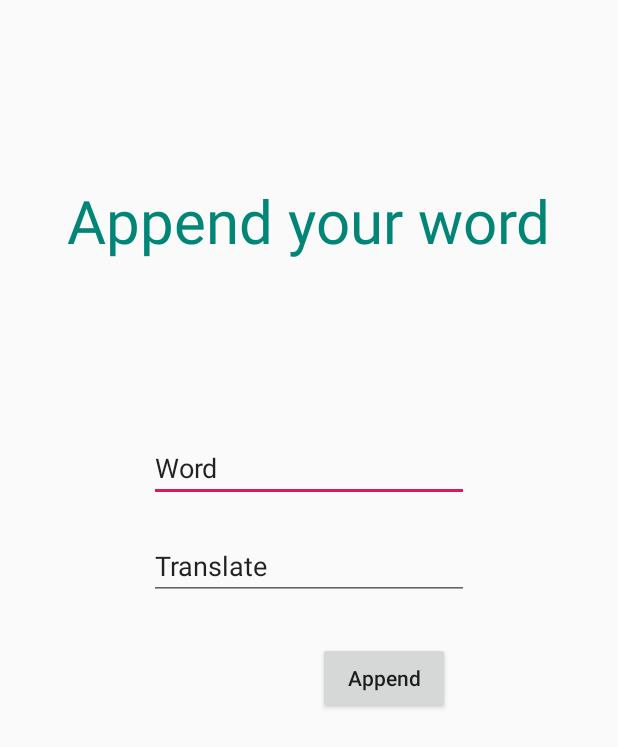
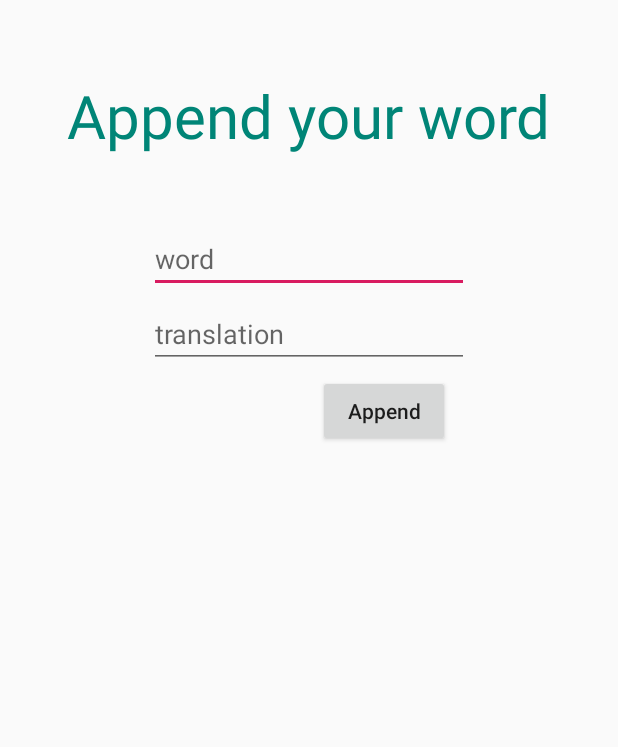
Before and after one commit to KriTiKall/4Android, an Android app: the layout activity_append.xml on its own in the app's theme, with its tools: preview values and no code run, on a phone screen of 412 x 824 dp. Shown: the top 747 px of the screen. Run offline under Robolectric (Android 15) with nearby library versions, the phone set to English and light mode, and no system bars.

Commit message:
change maket + append DaoRepository

```diff
--- a/app/src/main/java/com/example/android_translator/domain/data_perform/TranslationField.java
+++ b/app/src/main/java/com/example/android_translator/domain/data_perform/TranslationField.java
@@ -8,10 +8,9 @@ import com.google.gson.annotations.SerializedName;
 @Entity
 public class TranslationField {
 
-    @PrimaryKey
+    @PrimaryKey(autoGenerate = true)
     private int id;
     private String word;
-    @SerializedName("text")
     private String translation;
 
     public TranslationField(int id, String word, String translation) {
--- a/app/src/main/java/com/example/android_translator/domain/data_perform/TranslationFieldMockItems.java
+++ b/app/src/main/java/com/example/android_translator/domain/data_perform/TranslationFieldMockItems.java
@@ -16,7 +16,7 @@ public class TranslationFieldMockItems implements MockItems<TranslationField> {
     public List<TranslationField> getList(int length) {
         List<TranslationField> list = new ArrayList();
         for (int i = 0; i < length; i++)
-            list.add(new TranslationField(i, "concurrency", Arrays.asList("совпадения")));
+            list.add(new TranslationField(i, "concurrency", "совпадения"));
         return list;
     }
 }
--- a/app/src/main/java/com/example/android_translator/domain/deprecated/MockTranslateUseCase.java
+++ b/app/src/main/java/com/example/android_translator/domain/deprecated/MockTranslateUseCase.java
@@ -8,6 +8,6 @@ public class MockTranslateUseCase implements TranslateUseCase {
 
     @Override
     public TranslationField translate(String word) {
-        return new TranslationField(123, word, Collections.singletonList(word + ":translate"));
+        return new TranslationField(123, word, word + ":translate");
     }
 }
--- a/app/src/main/java/com/example/android_translator/entety/YandexTranslateService.java
+++ b/app/src/main/java/com/example/android_translator/entety/YandexTranslateService.java
@@ -2,7 +2,7 @@ package com.example.android_translator.entety;
 
 import com.example.android_translator.entety.essences.YandexTranslationJson;
 
-import io.reactivex.Single;
+import rx.Single;
 import retrofit2.http.POST;
 import retrofit2.http.Query;
 
--- a/app/src/main/java/com/example/android_translator/entety/dao/AppDataBase.java
+++ b/app/src/main/java/com/example/android_translator/entety/dao/AppDataBase.java
@@ -1,6 +1,9 @@
 package com.example.android_translator.entety.dao;
 
+import android.content.Context;
+
 import androidx.room.Database;
+import androidx.room.Room;
 import androidx.room.RoomDatabase;
 
 import com.example.android_translator.domain.data_perform.TranslationField;
@@ -8,5 +11,5 @@ import com.example.android_translator.domain.data_perform.TranslationField;
 @Database(entities = {TranslationField.class}, version = 1,exportSchema = false)
 public abstract class AppDataBase extends RoomDatabase {
 
-    public abstract TranslationField translationDao();
+    public abstract TranslationFieldDao daoAccess();
 }
--- a/app/src/main/java/com/example/android_translator/entety/dao/TranslationFieldDao.java
+++ b/app/src/main/java/com/example/android_translator/entety/dao/TranslationFieldDao.java
@@ -1,5 +1,6 @@
 package com.example.android_translator.entety.dao;
 
+import androidx.room.Dao;
 import androidx.room.Delete;
 import androidx.room.Insert;
 import androidx.room.Query;
@@ -9,7 +10,7 @@ import com.example.android_translator.domain.data_perform.TranslationField;
 
 import java.util.List;
 
-@androidx.room.Dao
+@Dao
 public interface TranslationFieldDao {
 
     @Query("SELECT * FROM translationField")
--- a/app/src/main/java/com/example/android_translator/entety/repository/YandexTranslationRepository.java
+++ b/app/src/main/java/com/example/android_translator/entety/repository/YandexTranslationRepository.java
@@ -3,7 +3,7 @@ package com.example.android_translator.entety.repository;
 import com.example.android_translator.entety.Core;
 import com.example.android_translator.entety.YandexTranslateService;
 import com.example.android_translator.entety.essences.YandexTranslationJson;
-import io.reactivex.Single;
+import rx.Single;
 
 public class YandexTranslationRepository implements Repository<YandexTranslationJson> {
 
--- a/app/src/main/java/com/example/android_translator/presentation/view/AppendView.java
+++ b/app/src/main/java/com/example/android_translator/presentation/view/AppendView.java
@@ -8,6 +8,6 @@ import java.util.List;
 import rx.Observable;
 
 public interface AppendView extends MvpView {
-    Observable<CharSequence> getTextFromEditText();
+    //Observable<CharSequence> getTextFromEditText();
     void initRecycler(List<String> data);
 }
--- a/app/src/main/res/layout/activity_append.xml
+++ b/app/src/main/res/layout/activity_append.xml
@@ -13,7 +13,7 @@
         android:text="@string/a_append_header"
         android:textSize="40sp"
         android:textColor="@color/colorPrimary"
-        android:layout_marginTop="120dp"
+        android:layout_marginTop="50dp"
 
         app:layout_constraintLeft_toLeftOf="parent"
         app:layout_constraintRight_toRightOf="parent"
@@ -25,12 +25,11 @@
         android:layout_height="wrap_content"
         android:text="@string/a_append_button"
         android:textAllCaps="false"
-        android:layout_marginBottom="40dp"
+        android:layout_marginTop="250dp"
 
         app:layout_constraintLeft_toLeftOf="@+id/edit_text_word_append"
         app:layout_constraintRight_toRightOf="parent"
-        app:layout_constraintTop_toTopOf="@+id/label_header_append"
-        app:layout_constraintBottom_toBottomOf="parent"/>
+        app:layout_constraintTop_toTopOf="parent" />
 
     <EditText
         android:id="@+id/edit_text_word_append"
@@ -38,13 +37,13 @@
         android:layout_height="wrap_content"
         android:ems="10"
         android:inputType="textPersonName"
-        android:text="@string/edt_word"
-        android:layout_marginBottom="200dp"
+        android:layout_marginTop="150dp"
+        android:hint="word"
 
         app:layout_constraintLeft_toLeftOf="parent"
         app:layout_constraintRight_toRightOf="parent"
-        app:layout_constraintTop_toTopOf="parent"
-        app:layout_constraintBottom_toBottomOf="parent"/>
+        app:layout_constraintTop_toTopOf="parent" />
+
 
     <EditText
         android:id="@+id/edit_text_translate_append"
@@ -52,19 +51,20 @@
         android:layout_height="wrap_content"
         android:ems="10"
         android:inputType="textPersonName"
-        android:text="@string/edt_translate"
-        android:layout_marginBottom="70dp"
+        android:layout_marginTop="200dp"
+        android:hint="translation"
+
 
         app:layout_constraintLeft_toLeftOf="parent"
         app:layout_constraintRight_toRightOf="parent"
-        app:layout_constraintTop_toTopOf="parent"
-        app:layout_constraintBottom_toBottomOf="parent"/>
+        app:layout_constraintTop_toTopOf="parent" />
 
     <androidx.recyclerview.widget.RecyclerView
         android:id="@+id/list_of_possible_translation_append"
         android:layout_width="wrap_content"
         android:layout_height="150dp"
         android:visibility="visible"
+        android:layout_marginBottom="100dp"
 
         app:layout_constraintLeft_toLeftOf="parent"
         app:layout_constraintRight_toRightOf="parent"
```
Also changed, not shown: app/src/main/java/com/example/android_translator/entety/repository/DataBaseRepository.java (added, +46 -0 lines), app/src/main/java/com/example/android_translator/presentation/activity/AppendActivity.java (+4 -4 lines), app/src/main/res/layout/activity_change.xml (+11 -13 lines).
